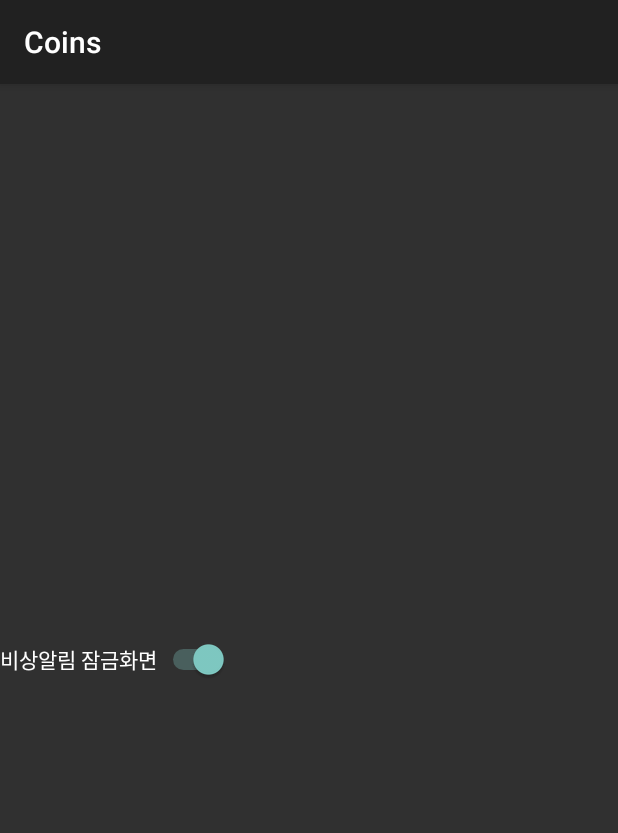
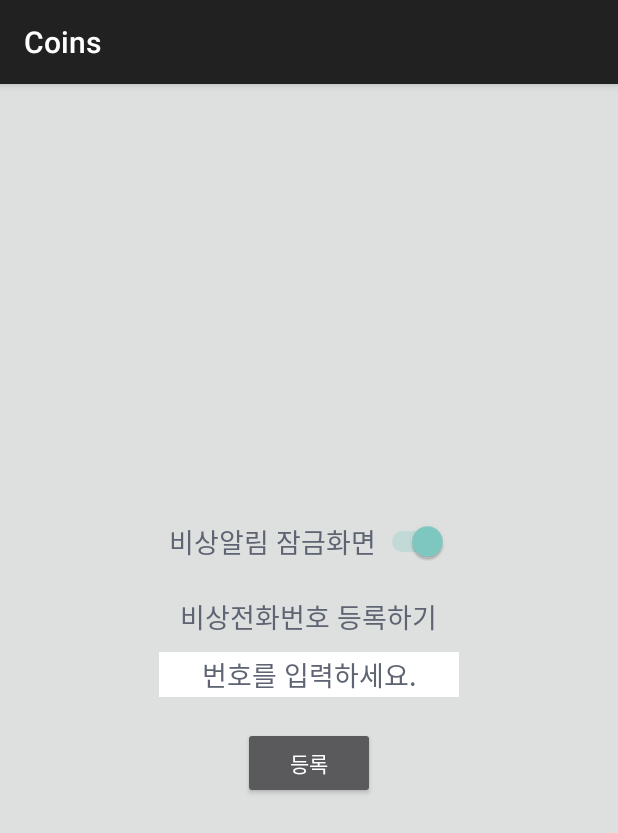
Before and after one commit to jinny3770/coins, an Android app: the SideSettingActivity screen opened directly, with no data from a screen before it, on a phone screen of 412 x 824 dp. Shown: the top 833 px of the screen. Run offline under Robolectric (Android 15) with nearby library versions, the phone set to English and light mode, and no system bars.

Commit message:
modify notification_menu_ui

```diff
--- a/Coins2/app/src/main/res/layout/side_setting.xml
+++ b/Coins2/app/src/main/res/layout/side_setting.xml
@@ -1,16 +1,70 @@
 <?xml version="1.0" encoding="utf-8"?>
-<FrameLayout xmlns:android="http://schemas.android.com/apk/res/android"
+<RelativeLayout xmlns:android="http://schemas.android.com/apk/res/android"
     android:layout_width="match_parent"
-    android:layout_height="match_parent">
+    android:layout_height="match_parent"
+    android:background="#dee0df">
 
-    <Switch
+    <RelativeLayout
         android:layout_width="wrap_content"
         android:layout_height="wrap_content"
-        android:layout_gravity="left|center_vertical"
-        android:text="비상알림 잠금화면"
-        android:checked="true"
-        android:textOn="ON"
-        android:textOff="OFF"
-        android:id="@+id/lockSwitch">
-    </Switch>
-</FrameLayout>
+        android:layout_centerInParent="true">
+
+        <Switch
+            android:id="@+id/lockSwitch"
+            android:layout_width="wrap_content"
+            android:layout_height="wrap_content"
+            android:layout_centerHorizontal="true"
+            android:layout_gravity="left|center_vertical"
+            android:checked="true"
+            android:text="비상알림 잠금화면"
+            android:textColor="#5e6472"
+            android:textOff="OFF"
+            android:textOn="ON"
+            android:textSize="18dp"></Switch>
+
+        <TextView
+            android:id="@+id/registerTextView"
+            android:layout_width="wrap_content"
+            android:layout_height="wrap_content"
+            android:layout_marginTop="50dp"
+            android:text="비상전화번호 등록하기"
+            android:textColor="#5e6472"
+            android:textSize="18dp"
+            android:layout_centerHorizontal="true"/>
+
+        <EditText
+            android:id="@+id/phone"
+            android:layout_width="200dp"
+            android:layout_height="30dp"
+            android:layout_below="@+id/registerTextView"
+            android:layout_centerHorizontal="true"
+            android:layout_gravity="center_vertical"
+            android:layout_marginLeft="15dp"
+            android:layout_marginRight="10dp"
+            android:layout_marginTop="10dp"
+             android:layout_weight="1"
+            android:background="#ffffff"
+            android:hint="번호를 입력하세요."
+            android:textAlignment="center"
+            android:textColor="#5e6472"
+            android:textColorHint="#5e6472"
+            android:textSize="18dp" />
+
+
+        <Button
+            android:id="@+id/register"
+            android:layout_width="wrap_content"
+            android:layout_height="wrap_content"
+            android:layout_below="@+id/phone"
+            android:layout_centerHorizontal="true"
+            android:layout_gravity="center_vertical"
+            android:layout_marginLeft="15dp"
+            android:layout_marginRight="40dp"
+            android:layout_marginTop="20dp"
+            android:layout_weight="4"
+            android:text="등록"></Button>
+
+
+    </RelativeLayout>
+
+</RelativeLayout>
--- a/Coins2/app/src/main/res/layout/signup.xml
+++ b/Coins2/app/src/main/res/layout/signup.xml
@@ -36,7 +36,6 @@
             android:textColorHint="#5e6472"
             android:textSize="18dp"
             android:textAlignment="center"
-
             />
 
 
```
